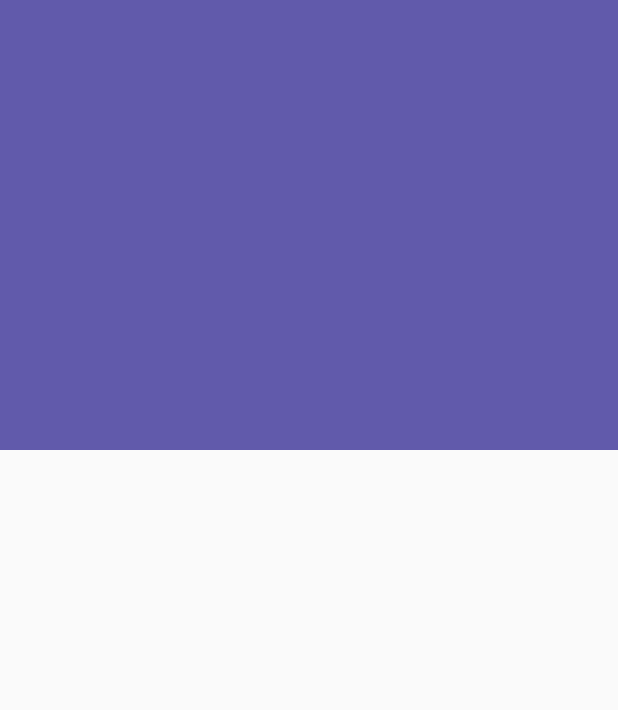
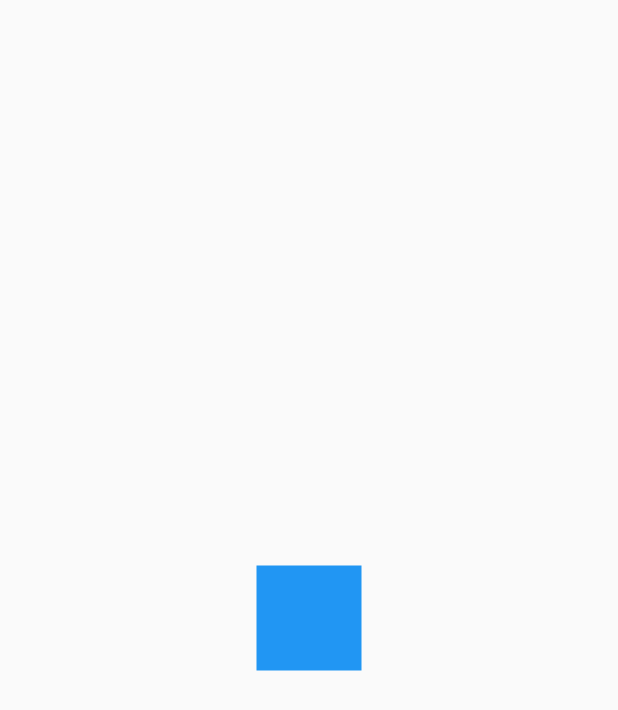
Before and after one commit to Dounder/flutter-designs, a Flutter app: the screen it shows after launch, on a phone screen of 412 x 824 dp. Shown: the top 710 px of the screen. Run offline on Flutter 3.47's test engine with Material 2 defaults, Android fonts, the phone set to English and light mode, and no system bars.

Commit message:
add: squares animations

```diff
--- /dev/null
+++ b/lib/challenges/animated_square_screen.dart
@@ -0,0 +1,112 @@
+import 'package:flutter/material.dart';
+
+class AnimatedSquareScreen extends StatelessWidget {
+  const AnimatedSquareScreen({Key? key}) : super(key: key);
+
+  @override
+  Widget build(BuildContext context) {
+    return const Scaffold(
+      body: Center(
+        child: _AnimatedSquare(),
+      ),
+    );
+  }
+}
+
+class _AnimatedSquare extends StatefulWidget {
+  const _AnimatedSquare({Key? key}) : super(key: key);
+
+  @override
+  State<_AnimatedSquare> createState() => _AnimatedSquareState();
+}
+
+class _AnimatedSquareState extends State<_AnimatedSquare>
+    with SingleTickerProviderStateMixin {
+  late AnimationController controller;
+
+  // Animations
+  late Animation<double> translateX;
+  late Animation<double> translateXInverse;
+  late Animation<double> translateY;
+  late Animation<double> translateYInverse;
+
+  @override
+  void initState() {
+    controller =
+        AnimationController(vsync: this, duration: const Duration(seconds: 4));
+
+    translateX = Tween(begin: 0.0, end: 100.0).animate(
+      CurvedAnimation(
+        parent: controller,
+        curve: const Interval(.0, .25, curve: Curves.bounceOut),
+      ),
+    );
+
+    translateXInverse = Tween(begin: 0.0, end: 100.0).animate(
+      CurvedAnimation(
+        parent: controller,
+        curve: const Interval(.50, .75, curve: Curves.bounceOut),
+      ),
+    );
+
+    translateY = Tween(begin: 0.0, end: -100.0).animate(
+      CurvedAnimation(
+        parent: controller,
+        curve: const Interval(.25, .50, curve: Curves.bounceOut),
+      ),
+    );
+
+    translateYInverse = Tween(begin: 0.0, end: 100.0).animate(
+      CurvedAnimation(
+        parent: controller,
+        curve: const Interval(.75, 1.0, curve: Curves.bounceOut),
+      ),
+    );
+
+    controller.addListener(() {
+      if (controller.status == AnimationStatus.completed) {
+        // controller.reverse();
+        controller.reset();
+      }
+    });
+
+    super.initState();
+  }
+
+  @override
+  void dispose() {
+    controller.dispose();
+    super.dispose();
+  }
+
+  @override
+  Widget build(BuildContext context) {
+    controller.forward();
+
+    return AnimatedBuilder(
+      animation: controller,
+      child: const _TestContainer(),
+      builder: (BuildContext context, Widget? childRect) {
+        return Transform.translate(
+          offset: Offset(
+            translateX.value - translateXInverse.value,
+            translateY.value + translateYInverse.value,
+          ),
+          child: childRect,
+        );
+      },
+    );
+  }
+}
+
+class _TestContainer extends StatelessWidget {
+  const _TestContainer({Key? key}) : super(key: key);
+  @override
+  Widget build(BuildContext context) {
+    return Container(
+      width: 70,
+      height: 70,
+      decoration: const BoxDecoration(color: Colors.blue),
+    );
+  }
+}
--- a/lib/main.dart
+++ b/lib/main.dart
@@ -1,6 +1,5 @@
+import 'package:design_app/screens/screens.dart';
 import 'package:flutter/material.dart';
-
-import 'screens/headers_screen.dart';
 
 void main() => runApp(const MyApp());
 
@@ -12,7 +11,7 @@ class MyApp extends StatelessWidget {
     return const MaterialApp(
       debugShowCheckedModeBanner: false,
       title: 'Designs App',
-      home: HeadersScreen(),
+      home: AnimatedSquareScreen(),
     );
   }
 }
--- a/lib/screens/screens.dart
+++ b/lib/screens/screens.dart
@@ -1 +1,5 @@
+export 'package:design_app/screens/animations_screen.dart';
 export 'package:design_app/screens/headers_screen.dart';
+
+// Challenges
+export 'package:design_app/challenges/animated_square_screen.dart';
```
Also changed, not shown: lib/screens/animations_screen.dart (added, +121 -0 lines).
